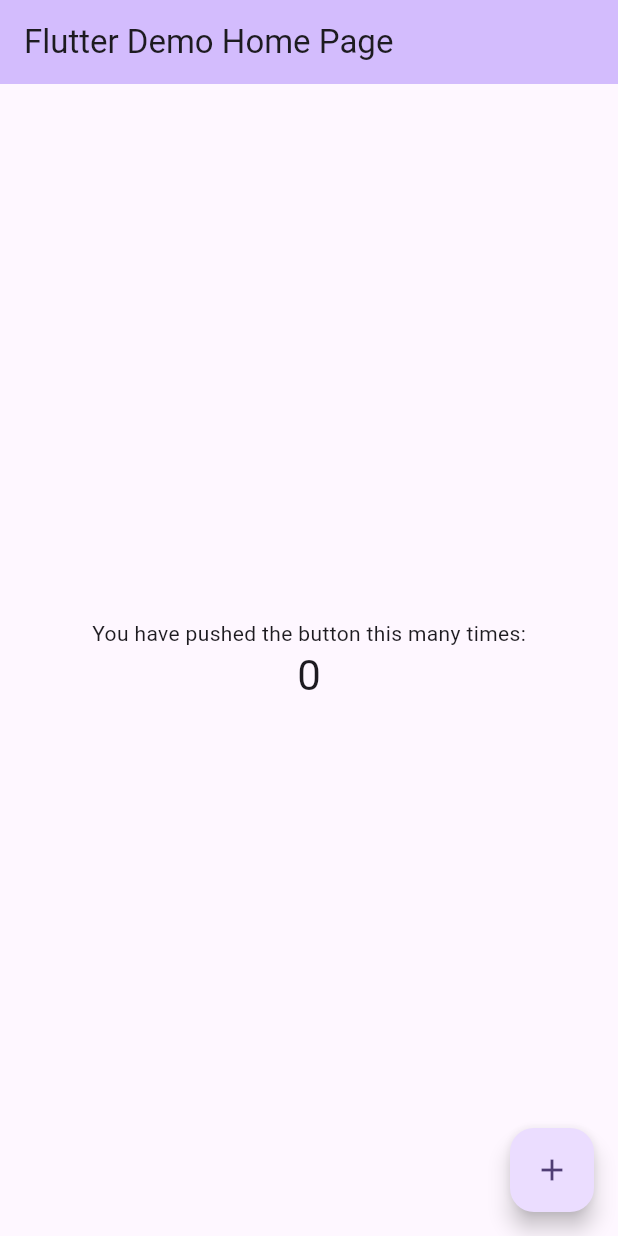
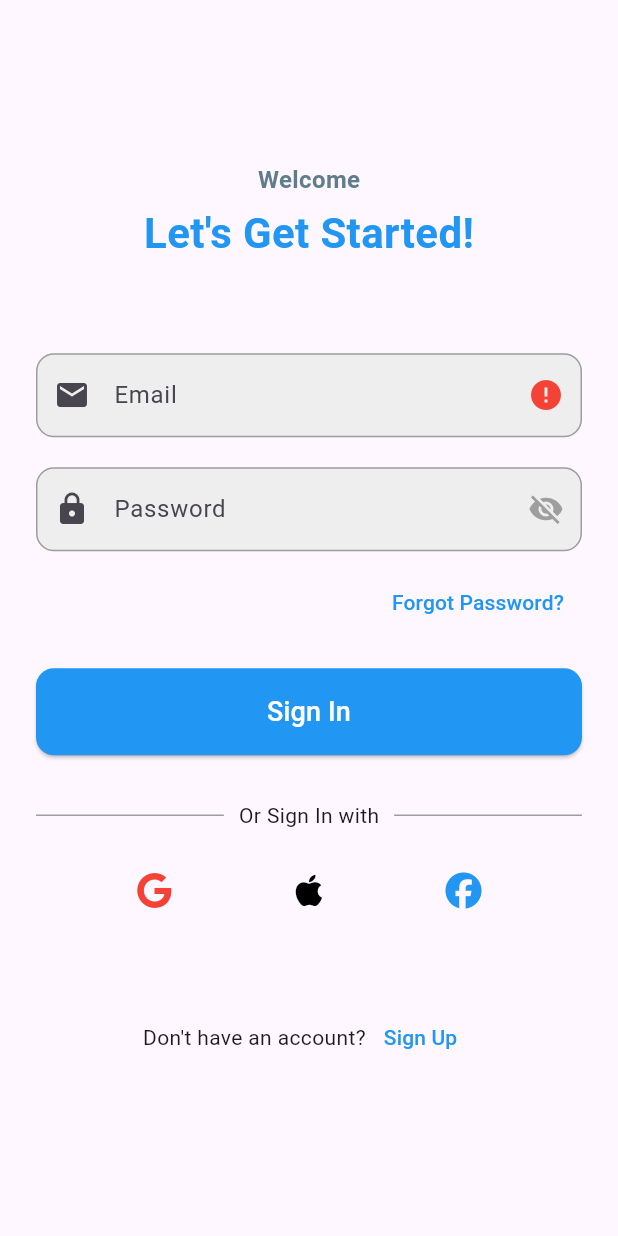
Before and after one commit to andrapratama/mydesign, a Flutter app: the screen it shows after launch, on a phone screen of 412 x 824 dp. Run offline on Flutter 3.47's test engine with Material 3 defaults, Android fonts, the phone set to English and light mode, and no system bars; our stand-ins replace font_awesome_flutter.

Commit message:
simple login

```diff
--- /dev/null
+++ b/lib/login/login_screen.dart
@@ -0,0 +1,258 @@
+import 'package:flutter/material.dart';
+import 'package:font_awesome_flutter/font_awesome_flutter.dart';
+
+class LoginScreen extends StatefulWidget {
+  const LoginScreen({super.key});
+  @override
+  State<LoginScreen> createState() => _LoginScreenState();
+}
+
+class _LoginScreenState extends State<LoginScreen> {
+  final emailController = TextEditingController();
+  final passwordController = TextEditingController();
+
+  bool isEmailValid = false;
+  bool obscurePassword = true;
+
+  void validateEmail(String email) {
+    setState(() {
+      isEmailValid = email.contains('@') && email.contains('.');
+    });
+  }
+
+  final FocusNode _focusNode = FocusNode();
+  bool _isFocused = false;
+
+  @override
+  void initState() {
+    super.initState();
+    _focusNode.addListener(() {
+      setState(() {
+        _isFocused = _focusNode.hasFocus;
+      });
+    });
+  }
+
+  @override
+  void dispose() {
+    _focusNode.dispose();
+    super.dispose();
+  }
+
+  @override
+  Widget build(BuildContext context) {
+    return Scaffold(
+      backgroundColor: Colors.blue[45],
+      body: LayoutBuilder(
+        builder: (context, constraints) {
+          return Center(
+            child: SingleChildScrollView(
+              padding: const EdgeInsets.symmetric(horizontal: 24, vertical: 32),
+              child: ConstrainedBox(
+                constraints: BoxConstraints(
+                  maxWidth: 500, // Maximum
+                ),
+                child: Column(
+                  crossAxisAlignment: CrossAxisAlignment.start,
+                  children: [
+                    Center(
+                      child: const Text(
+                        "Welcome",
+                        style: TextStyle(
+                          fontSize: 16,
+                          fontWeight: FontWeight.bold,
+                          color: Colors.blueGrey,
+                        ),
+                      ),
+                    ),
+                    const SizedBox(height: 4),
+                    Center(
+                      child: const Text(
+                        "Let's Get Started!",
+                        style: TextStyle(
+                          fontSize: 28,
+                          fontWeight: FontWeight.bold,
+                          color: Colors.blue,
+                        ),
+                      ),
+                    ),
+                    const SizedBox(height: 60),
+
+                    // Email Field
+                    TextField(
+                      controller: emailController,
+                      onChanged: validateEmail,
+                      decoration: InputDecoration(
+                        prefixIcon: const Icon(Icons.email),
+                        hintText: 'Email',
+                        suffixIcon:
+                            isEmailValid
+                                ? const Icon(
+                                  Icons.check_circle,
+                                  color: Colors.green,
+                                )
+                                : const Icon(Icons.error, color: Colors.red),
+                        border: OutlineInputBorder(
+                          borderRadius: BorderRadius.circular(12),
+                        ),
+                        filled: true,
+                        fillColor: _isFocused ? Colors.blue : Colors.grey[200],
+                        enabledBorder: OutlineInputBorder(
+                          borderRadius: BorderRadius.circular(12),
+                          borderSide: const BorderSide(color: Colors.grey),
+                        ),
+                        focusedBorder: OutlineInputBorder(
+                          borderRadius: BorderRadius.circular(12),
+                          borderSide: BorderSide(
+                            color: Colors.blue.shade700,
+                            width: 2,
+                          ),
+                        ),
+                      ),
+                    ),
+                    const SizedBox(height: 20),
+
+                    // Password Field
+                    TextField(
+                      controller: passwordController,
+                      obscureText: obscurePassword,
+                      decoration: InputDecoration(
+                        prefixIcon: const Icon(Icons.lock),
+                        hintText: 'Password',
+                        suffixIcon: IconButton(
+                          icon: Icon(
+                            obscurePassword
+                                ? Icons.visibility_off
+                                : Icons.visibility,
+                            color: Colors.grey,
+                          ),
+                          onPressed: () {
+                            setState(() => obscurePassword = !obscurePassword);
+                          },
+                        ),
+                        border: OutlineInputBorder(
+                          borderRadius: BorderRadius.circular(12),
+                        ),
+                        filled: true,
+                        fillColor: _isFocused ? Colors.blue : Colors.grey[200],
+                        enabledBorder: OutlineInputBorder(
+                          borderRadius: BorderRadius.circular(12),
+                          borderSide: const BorderSide(color: Colors.grey),
+                        ),
+                        focusedBorder: OutlineInputBorder(
+                          borderRadius: BorderRadius.circular(12),
+                          borderSide: BorderSide(
+                            color: Colors.blue.shade700,
+                            width: 2,
+                          ),
+                        ),
+                      ),
+                    ),
+                    const SizedBox(height: 10),
+
+                    // Forgot Password
+                    Align(
+                      alignment: Alignment.centerRight,
+                      child: TextButton(
+                        onPressed: () {},
+                        child: const Text(
+                          "Forgot Password?",
+                          style: TextStyle(color: Colors.blue),
+                        ),
+                      ),
+                    ),
+                    const SizedBox(height: 20),
+
+                    // Login Button
+                    SizedBox(
+                      width: double.infinity,
+                      child: ElevatedButton(
+                        onPressed: () {},
+                        style: ElevatedButton.styleFrom(
+                          padding: const EdgeInsets.symmetric(vertical: 16),
+                          backgroundColor: Colors.blue,
+                          shape: RoundedRectangleBorder(
+                            borderRadius: BorderRadius.circular(12),
+                          ),
+                        ),
+                        child: const Text(
+                          "Sign In",
+                          style: TextStyle(fontSize: 18, color: Colors.white),
+                        ),
+                      ),
+                    ),
+
+                    const SizedBox(height: 30),
+                    Row(
+                      children: <Widget>[
+                        const Expanded(
+                          child: Divider(
+                            color: Colors.grey,
+                            thickness: 1,
+                            endIndent: 10,
+                          ),
+                        ),
+                        const Text("Or Sign In with"),
+                        const Expanded(
+                          child: Divider(
+                            color: Colors.grey,
+                            thickness: 1,
+                            indent: 10,
+                          ),
+                        ),
+                      ],
+                    ),
+                    const SizedBox(height: 16),
+
+                    Row(
+                      mainAxisAlignment: MainAxisAlignment.spaceEvenly,
+                      children: [
+                        IconButton(
+                          icon: const FaIcon(
+                            FontAwesomeIcons.google,
+                            color: Colors.red,
+                          ),
+                          onPressed: () {},
+                        ),
+                        IconButton(
+                          icon: const FaIcon(
+                            FontAwesomeIcons.apple,
+                            color: Colors.black,
+                          ),
+                          onPressed: () {},
+                        ),
+                        IconButton(
+                          icon: const FaIcon(
+                            FontAwesomeIcons.facebook,
+                            color: Colors.blue,
+                          ),
+                          onPressed: () {},
+                        ),
+                      ],
+                    ),
+
+                    const SizedBox(height: 50),
+
+                    Row(
+                      mainAxisAlignment: MainAxisAlignment.center,
+                      children: [
+                        const Text("Don't have an account?"),
+                        TextButton(
+                          onPressed: () {},
+                          child: const Text(
+                            "Sign Up",
+                            style: TextStyle(color: Colors.blue),
+                          ),
+                        ),
+                      ],
+                    ),
+                  ],
+                ),
+              ),
+            ),
+          );
+        },
+      ),
+    );
+  }
+}
--- a/lib/main.dart
+++ b/lib/main.dart
@@ -32,7 +32,8 @@ class MyApp extends StatelessWidget {
         // tested with just a hot reload.
         colorScheme: ColorScheme.fromSeed(seedColor: Colors.deepPurple),
       ),
-      home: const MyHomePage(title: 'Flutter Demo Home Page'),
+      // home: const MyHomePage(title: 'Flutter Demo Home Page'),
+      home: const LoginScreen(),
     );
   }
 }
```
Also changed, not shown: 6 other files.
